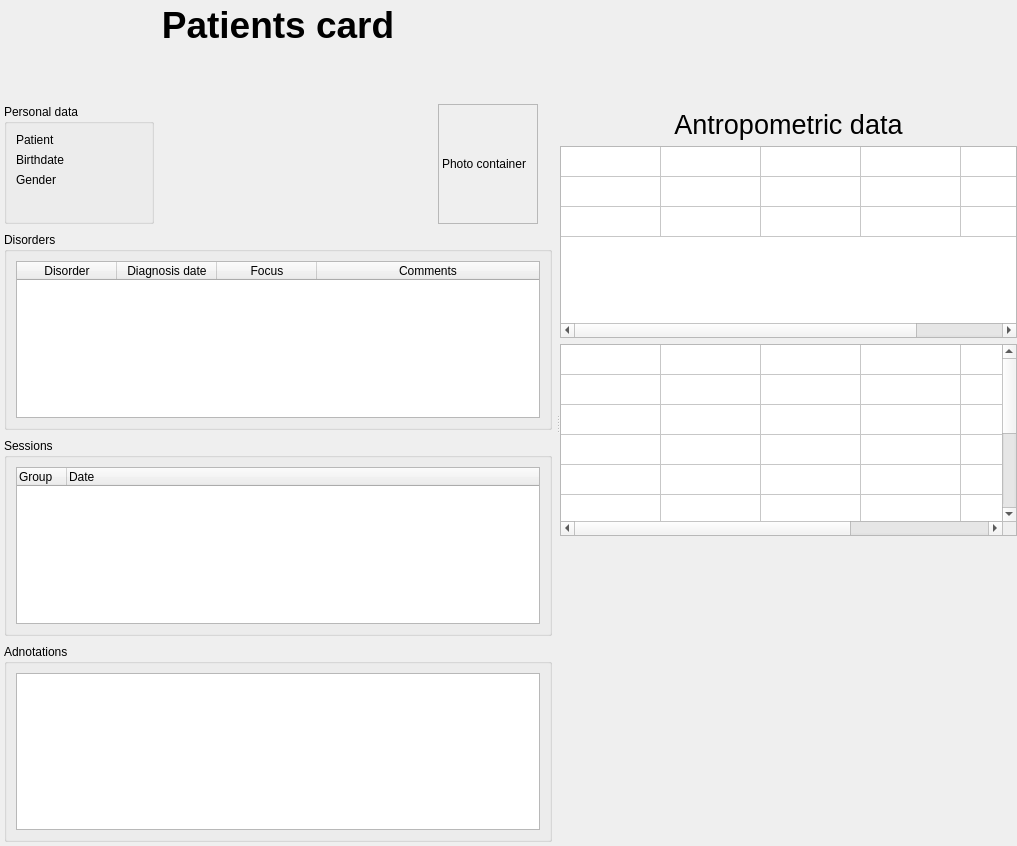
Qt form trunk/src/edr/src/plugins/communication/ui/PatientCardWidget.ui (mk4me/hm-mde-one) before a commit.
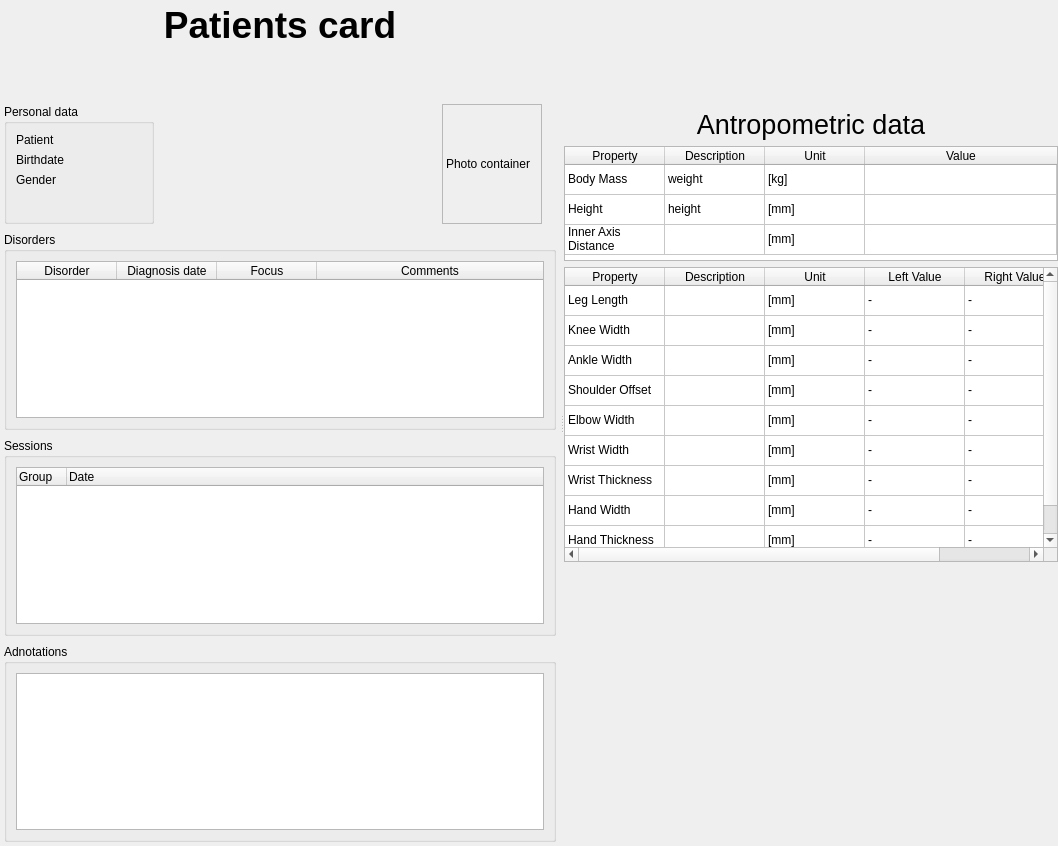
The same form after that commit.

What changed in the file:
```diff
--- a/trunk/src/edr/src/plugins/communication/ui/PatientCardWidget.ui
+++ b/trunk/src/edr/src/plugins/communication/ui/PatientCardWidget.ui
@@ -6,7 +6,7 @@
    <rect>
     <x>0</x>
     <y>0</y>
-    <width>1017</width>
+    <width>1058</width>
     <height>846</height>
    </rect>
   </property>
@@ -430,7 +430,7 @@
        <item>
         <widget class="QTableWidget" name="generalTable">
          <property name="sizePolicy">
-          <sizepolicy hsizetype="Expanding" vsizetype="Minimum">
+          <sizepolicy hsizetype="Expanding" vsizetype="Fixed">
            <horstretch>0</horstretch>
            <verstretch>0</verstretch>
           </sizepolicy>
@@ -438,30 +438,39 @@
          <property name="minimumSize">
           <size>
            <width>0</width>
-           <height>0</height>
+           <height>115</height>
           </size>
          </property>
          <property name="maximumSize">
           <size>
            <width>16777215</width>
-           <height>16777215</height>
+           <height>115</height>
           </size>
          </property>
          <property name="editTriggers">
           <set>QAbstractItemView::NoEditTriggers</set>
          </property>
-         <property name="alternatingRowColors">
+         <property name="showDropIndicator" stdset="0">
+          <bool>false</bool>
+         </property>
+         <property name="dragDropOverwriteMode">
           <bool>false</bool>
          </property>
          <property name="selectionMode">
           <enum>QAbstractItemView::NoSelection</enum>
          </property>
          <attribute name="horizontalHeaderVisible">
-          <bool>false</bool>
+          <bool>true</bool>
          </attribute>
          <attribute name="horizontalHeaderCascadingSectionResizes">
           <bool>true</bool>
          </attribute>
+         <attribute name="horizontalHeaderMinimumSectionSize">
+          <number>1</number>
+         </attribute>
+         <attribute name="horizontalHeaderShowSortIndicator" stdset="0">
+          <bool>false</bool>
+         </attribute>
          <attribute name="horizontalHeaderStretchLastSection">
           <bool>true</bool>
          </attribute>
@@ -471,235 +480,402 @@
          <attribute name="verticalHeaderCascadingSectionResizes">
           <bool>true</bool>
          </attribute>
-         <attribute name="verticalHeaderStretchLastSection">
-          <bool>false</bool>
+         <attribute name="verticalHeaderMinimumSectionSize">
+          <number>0</number>
          </attribute>
          <row>
           <property name="text">
-           <string>bodyMass</string>
+           <string>BodyMass</string>
           </property>
          </row>
          <row>
+          <property name="text">
+           <string>Height</string>
+          </property>
+         </row>
+         <row>
+          <property name="text">
+           <string>InnerAxisDistance</string>
+          </property>
+         </row>
+         <column>
+          <property name="text">
+           <string>Property</string>
+          </property>
+         </column>
+         <column>
+          <property name="text">
+           <string>Description</string>
+          </property>
+         </column>
+         <column>
+          <property name="text">
+           <string>Unit</string>
+          </property>
+         </column>
+         <column>
+          <property name="text">
+           <string>Value</string>
+          </property>
+         </column>
+         <item row="0" column="0">
+          <property name="text">
+           <string>Body Mass</string>
+          </property>
+         </item>
+         <item row="0" column="1">
+          <property name="text">
+           <string>weight</string>
+          </property>
+         </item>
+         <item row="0" column="2">
+          <property name="text">
+           <string>[kg]</string>
+          </property>
+         </item>
+         <item row="1" column="0">
+          <property name="text">
+           <string>Height</string>
+          </property>
+         </item>
+         <item row="1" column="1">
           <property name="text">
            <string>height</string>
           </property>
+         </item>
+         <item row="1" column="2">
+          <property name="text">
+           <string>[mm]</string>
+          </property>
+         </item>
+         <item row="2" column="0">
+          <property name="text">
+           <string>Inner Axis Distance</string>
+          </property>
+         </item>
+         <item row="2" column="1">
+          <property name="text">
+           <string/>
+          </property>
+         </item>
+         <item row="2" column="2">
+          <property name="text">
+           <string>[mm]</string>
+          </property>
+         </item>
+        </widget>
+       </item>
+       <item>
+        <widget class="QTableWidget" name="leftRightDataTable">
+         <property name="sizePolicy">
+          <sizepolicy hsizetype="Expanding" vsizetype="Fixed">
+           <horstretch>0</horstretch>
+           <verstretch>0</verstretch>
+          </sizepolicy>
+         </property>
+         <property name="minimumSize">
+          <size>
+           <width>0</width>
+           <height>295</height>
+          </size>
+         </property>
+         <property name="maximumSize">
+          <size>
+           <width>16777215</width>
+           <height>295</height>
+          </size>
+         </property>
+         <property name="editTriggers">
+          <set>QAbstractItemView::NoEditTriggers</set>
+         </property>
+         <property name="showDropIndicator" stdset="0">
+          <bool>false</bool>
+         </property>
+         <property name="dragDropOverwriteMode">
+          <bool>false</bool>
+         </property>
+         <property name="selectionMode">
+          <enum>QAbstractItemView::SingleSelection</enum>
+         </property>
+         <property name="selectionBehavior">
+          <enum>QAbstractItemView::SelectRows</enum>
+         </property>
+         <property name="columnCount">
+          <number>5</number>
+         </property>
+         <attribute name="horizontalHeaderCascadingSectionResizes">
+          <bool>true</bool>
+         </attribute>
+         <attribute name="horizontalHeaderMinimumSectionSize">
+          <number>1</number>
+         </attribute>
+         <attribute name="horizontalHeaderShowSortIndicator" stdset="0">
+          <bool>false</bool>
+         </attribute>
+         <attribute name="horizontalHeaderStretchLastSection">
+          <bool>true</bool>
+         </attribute>
+         <attribute name="verticalHeaderVisible">
+          <bool>false</bool>
+         </attribute>
+         <attribute name="verticalHeaderCascadingSectionResizes">
+          <bool>true</bool>
+         </attribute>
+         <row>
+          <property name="text">
+           <string>LegLength</string>
+          </property>
          </row>
          <row>
           <property name="text">
-           <string>interAxisDistance</string>
+           <string>KneeWidth</string>
           </property>
          </row>
+         <row>
+          <property name="text">
+           <string>AnkleWidth</string>
+          </property>
+         </row>
+         <row>
+          <property name="text">
+           <string>ShoulderOffset</string>
+          </property>
+         </row>
+         <row>
+          <property name="text">
+           <string>ElbowWidth</string>
+          </property>
+         </row>
+         <row>
+          <property name="text">
+           <string>WristZ</string>
+          </property>
+         </row>
+         <row>
+          <property name="text">
+           <string>WristX</string>
+          </property>
+         </row>
+         <row>
+          <property name="text">
+           <string>HandX</string>
+          </property>
+         </row>
+         <row>
+          <property name="text">
+           <string>HandZ</string>
+          </property>
+         </row>
          <column>
           <property name="text">
-           <string>general</string>
+           <string>Property</string>
           </property>
          </column>
          <column>
           <property name="text">
-           <string>name</string>
+           <string>Description</string>
           </property>
          </column>
          <column>
           <property name="text">
-           <string>description</string>
+           <string>Unit</string>
           </property>
          </column>
          <column>
           <property name="text">
-           <string>unit</string>
+           <string>Left Value</string>
           </property>
          </column>
          <column>
           <property name="text">
-           <string>value</string>
+           <string>Right Value</string>
           </property>
          </column>
          <item row="0" column="0">
           <property name="text">
-           <string> </string>
+           <string>Leg Length</string>
           </property>
          </item>
          <item row="0" column="1">
           <property name="text">
-           <string> </string>
+           <string/>
           </property>
          </item>
          <item row="0" column="2">
           <property name="text">
-           <string> </string>
+           <string>[mm]</string>
           </property>
          </item>
          <item row="0" column="3">
           <property name="text">
-           <string> </string>
+           <string>-</string>
           </property>
          </item>
          <item row="0" column="4">
           <property name="text">
-           <string> </string>
+           <string>-</string>
           </property>
          </item>
          <item row="1" column="0">
           <property name="text">
-           <string> </string>
-          </property>
-         </item>
-         <item row="1" column="1">
-          <property name="text">
-           <string> </string>
+           <string>Knee Width</string>
           </property>
          </item>
          <item row="1" column="2">
           <property name="text">
-           <string> </string>
+           <string>[mm]</string>
           </property>
          </item>
          <item row="1" column="3">
           <property name="text">
-           <string> </string>
+           <string>-</string>
           </property>
          </item>
          <item row="1" column="4">
           <property name="text">
-           <string> </string>
+           <string>-</string>
           </property>
          </item>
          <item row="2" column="0">
           <property name="text">
-           <string> </string>
-          </property>
-         </item>
-         <item row="2" column="1">
-          <property name="text">
-           <string> </string>
+           <string>Ankle Width</string>
           </property>
          </item>
          <item row="2" column="2">
           <property name="text">
-           <string> </string>
+           <string>[mm]</string>
           </property>
          </item>
          <item row="2" column="3">
           <property name="text">
-           <string> </string>
+           <string>-</string>
           </property>
          </item>
          <item row="2" column="4">
           <property name="text">
-           <string> </string>
+           <string>-</string>
           </property>
          </item>
-        </widget>
-       </item>
-       <item>
-        <widget class="QTableWidget" name="leftRightTable">
-         <property name="sizePolicy">
-          <sizepolicy hsizetype="Expanding" vsizetype="Minimum">
-           <horstretch>0</horstretch>
-           <verstretch>0</verstretch>
-          </sizepolicy>
-         </property>
-         <property name="editTriggers">
-          <set>QAbstractItemView::NoEditTriggers</set>
-         </property>
-         <property name="selectionMode">
-          <enum>QAbstractItemView::NoSelection</enum>
-         </property>
-         <attribute name="horizontalHeaderVisible">
-          <bool>false</bool>
-         </attribute>
-         <attribute name="horizontalHeaderCascadingSectionResizes">
-          <bool>true</bool>
-         </attribute>
-         <attribute name="horizontalHeaderStretchLastSection">
-          <bool>true</bool>
-         </attribute>
-         <attribute name="verticalHeaderVisible">
-          <bool>false</bool>
-         </attribute>
-         <attribute name="verticalHeaderCascadingSectionResizes">
-          <bool>true</bool>
-         </attribute>
-         <row>
+         <item row="3" column="0">
           <property name="text">
-           <string>side</string>
+           <string>Shoulder Offset</string>
           </property>
-         </row>
-         <row>
+         </item>
+         <item row="3" column="2">
           <property name="text">
-           <string>legLength</string>
+           <string>[mm]</string>
           </property>
-         </row>
-         <row>
+         </item>
+         <item row="3" column="3">
           <property name="text">
-           <string>kneeWidth</string>
+           <string>-</string>
           </property>
-         </row>
-         <row>
+         </item>
+         <item row="3" column="4">
           <property name="text">
-           <string>ankleWidth</string>
+           <string>-</string>
           </property>
-         </row>
-         <row>
+         </item>
+         <item row="4" column="0">
           <property name="text">
-           <string>shoulderOffset</string>
+           <string>Elbow Width</string>
           </property>
-         </row>
-         <row>
+         </item>
+         <item row="4" column="2">
           <property name="text">
-           <string>elbovWidth</string>
+           <string>[mm]</string>
           </property>
-         </row>
-         <row>
+         </item>
+         <item row="4" column="3">
           <property name="text">
-           <string>wristWidthZ</string>
+           <string>-</string>
           </property>
-         </row>
-         <row>
+         </item>
+         <item row="4" column="4">
           <property name="text">
-           <string>wristWidthX</string>
+           <string>-</string>
           </property>
-         </row>
-         <row>
+         </item>
+         <item row="5" column="0">
           <property name="text">
-           <string>handWidth</string>
+           <string>Wrist Width</string>
           </property>
-         </row>
-         <row>
+         </item>
+         <item row="5" column="2">
           <property name="text">
-           <string>handThickness</string>
+           <string>[mm]</string>
           </property>
-         </row>
-         <column>
+         </item>
+         <item row="5" column="3">
           <property name="text">
-           <string>general</string>
+           <string>-</string>
           </property>
-         </column>
-         <column>
+         </item>
+         <item row="5" column="4">
           <property name="text">
-           <string>name</string>
+           <string>-</string>
           </property>
-         </column>
-         <column>
+         </item>
+         <item row="6" column="0">
           <property name="text">
-           <string>description</string>
+           <string>Wrist Thickness</string>
           </property>
-         </column>
-         <column>
+         </item>
+         <item row="6" column="2">
           <property name="text">
-           <string>unit</string>
+           <string>[mm]</string>
           </property>
-         </column>
-         <column>
+         </item>
+         <item row="6" column="3">
           <property name="text">
-           <string>left</string>
+           <string>-</string>
           </property>
-         </column>
-         <column>
+         </item>
+         <item row="6" column="4">
           <property name="text">
-           <string>right</string>
+           <string>-</string>
           </property>
-         </column>
+         </item>
+         <item row="7" column="0">
+          <property name="text">
+           <string>Hand Width</string>
+          </property>
+         </item>
+         <item row="7" column="2">
+          <property name="text">
+           <string>[mm]</string>
+          </property>
+         </item>
+         <item row="7" column="3">
+          <property name="text">
+           <string>-</string>
+          </property>
+         </item>
+         <item row="7" column="4">
+          <property name="text">
+           <string>-</string>
+          </property>
+         </item>
+         <item row="8" column="0">
+          <property name="text">
+           <string>Hand Thickness</string>
+          </property>
+         </item>
+         <item row="8" column="2">
+          <property name="text">
+           <string>[mm]</string>
+          </property>
+         </item>
+         <item row="8" column="3">
+          <property name="text">
+           <string>-</string>
+          </property>
+         </item>
+         <item row="8" column="4">
+          <property name="text">
+           <string>-</string>
+          </property>
+         </item>
         </widget>
        </item>
        <item>
```
Left out of the diff: 7 changed lines with no effect on the pictures.
